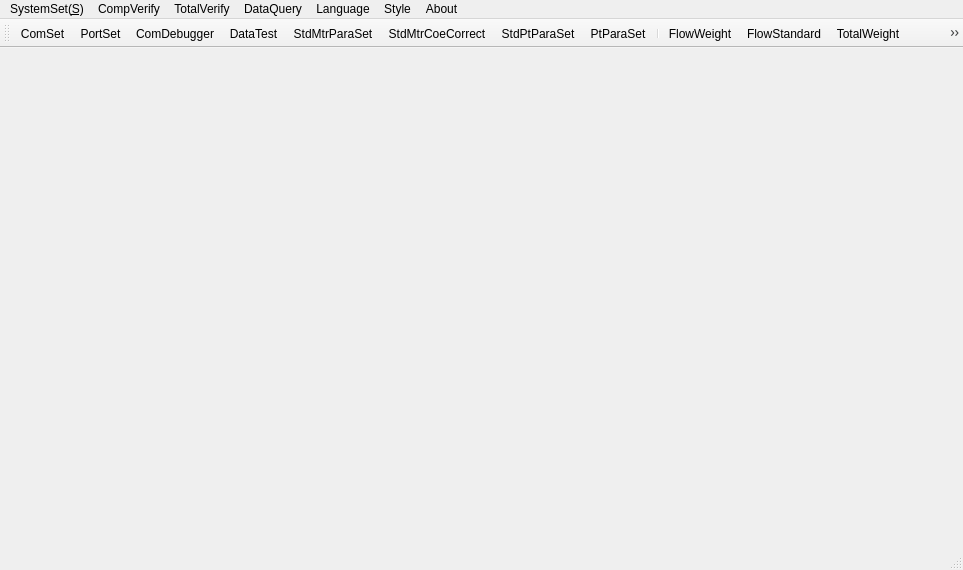
Qt form source/gui/ui/mainform.ui (flimmy78/qtverify) before a commit.
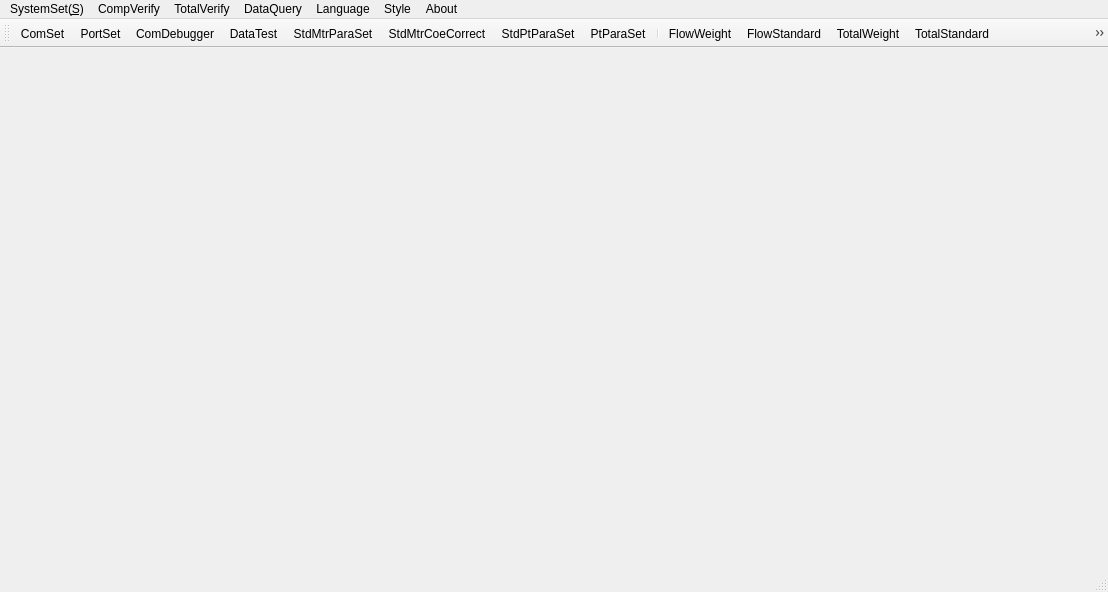
The same form after that commit. Icons and pictures are not drawn.

The edit to the form file:
```diff
--- a/source/gui/ui/mainform.ui
+++ b/source/gui/ui/mainform.ui
@@ -6,8 +6,8 @@
    <rect>
     <x>0</x>
     <y>0</y>
-    <width>963</width>
-    <height>570</height>
+    <width>1108</width>
+    <height>592</height>
    </rect>
   </property>
   <property name="windowTitle">
@@ -32,7 +32,7 @@
     <rect>
      <x>0</x>
      <y>0</y>
-     <width>963</width>
+     <width>1108</width>
      <height>26</height>
     </rect>
    </property>
@@ -162,6 +162,10 @@
    <addaction name="actionEnglish"/>
    <addaction name="actionChinese"/>
    <addaction name="separator"/>
+   <addaction name="actionDefault"/>
+   <addaction name="actionClassic"/>
+   <addaction name="actionFashion"/>
+   <addaction name="separator"/>
    <addaction name="actionExit"/>
    <addaction name="separator"/>
   </widget>
```
